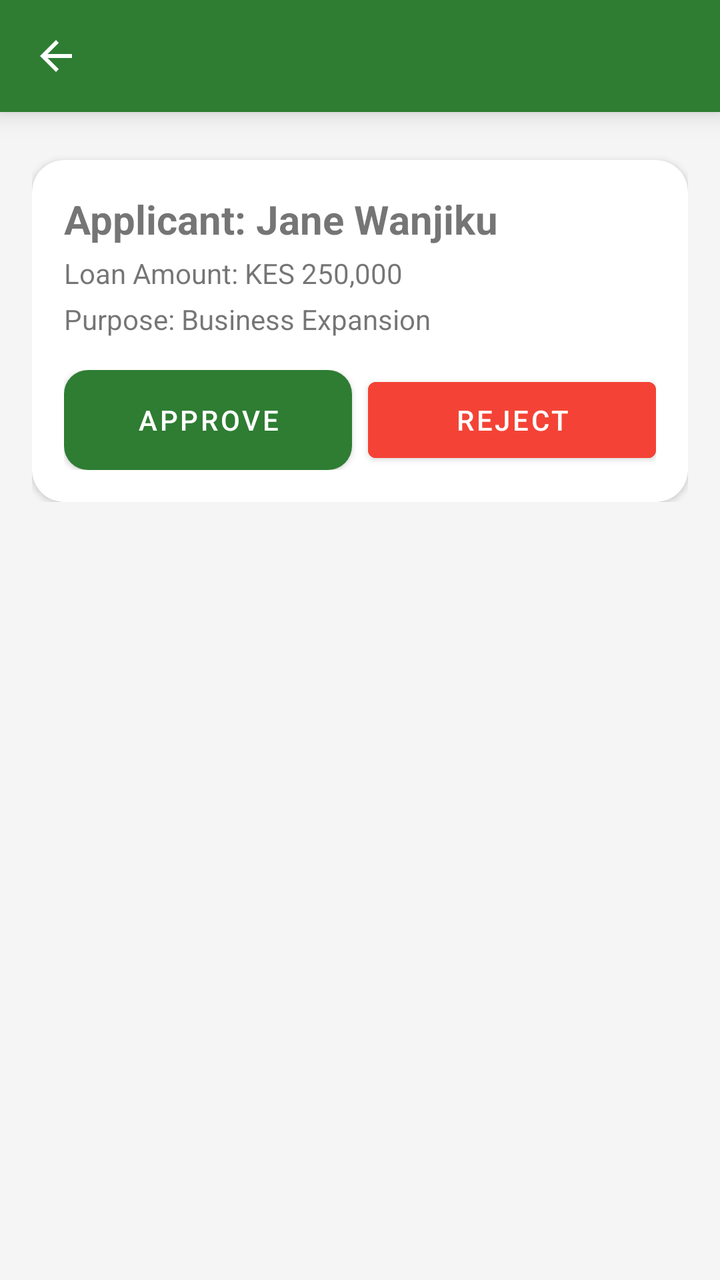
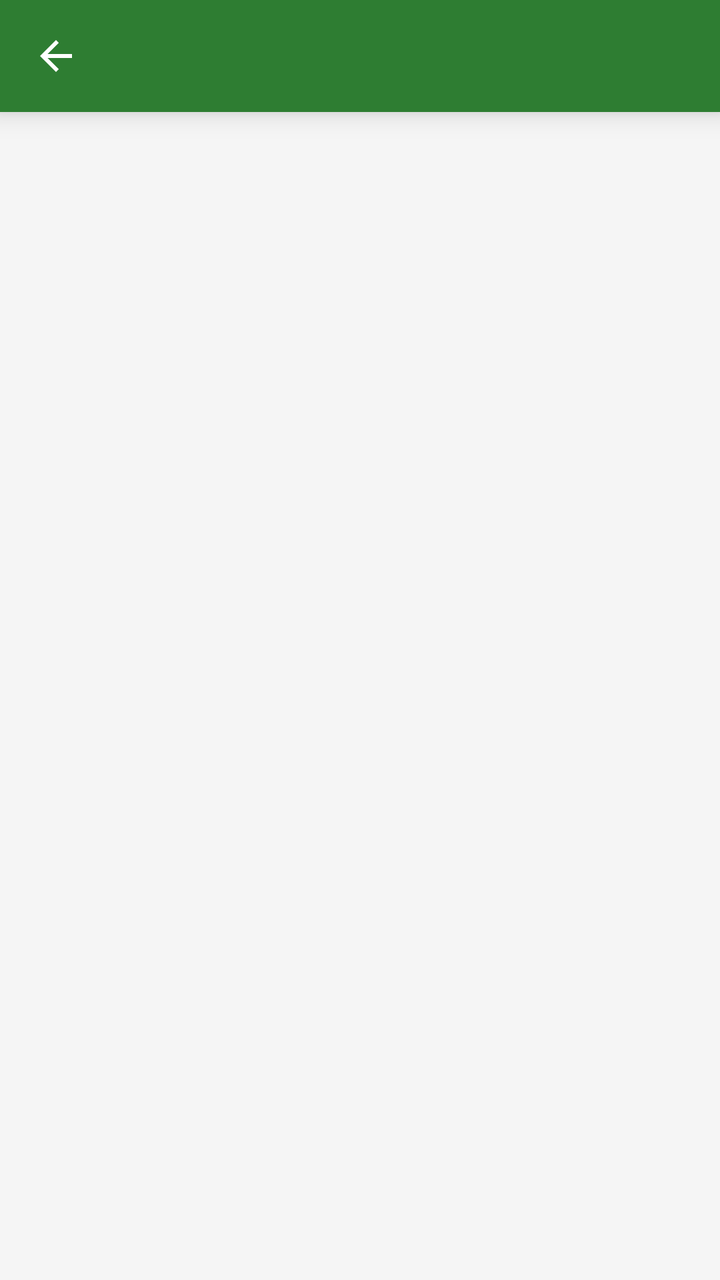

An Android layout rendered at two revisions. The XML below is the earlier revision; the diff shows what the commit changed to produce the second picture.
<!-- AndroidManifest.xml: application theme Theme.JiSaveSacco -->
<!-- res/layout/activity_loan_management.xml -->
<?xml version="1.0" encoding="utf-8"?>
<LinearLayout xmlns:android="http://schemas.android.com/apk/res/android"
    xmlns:app="http://schemas.android.com/apk/res-auto"
    android:layout_width="match_parent"
    android:layout_height="match_parent"
    android:orientation="vertical"
    android:fitsSystemWindows="true">

    <include layout="@layout/toolbar" />

    <ScrollView
        android:layout_width="match_parent"
        android:layout_height="match_parent"
        android:background="@color/background">

        <LinearLayout
            android:layout_width="match_parent"
            android:layout_height="wrap_content"
            android:orientation="vertical"
            android:padding="16dp">

            <androidx.cardview.widget.CardView
                android:layout_width="match_parent"
                android:layout_height="wrap_content"
                android:layout_marginTop="8dp"
                app:cardCornerRadius="16dp">

                <LinearLayout
                    android:layout_width="match_parent"
                    android:layout_height="wrap_content"
                    android:orientation="vertical"
                    android:padding="16dp">

                    <TextView
                        android:layout_width="wrap_content"
                        android:layout_height="wrap_content"
                        android:text="Applicant: Jane Wanjiku"
                        android:textStyle="bold"
                        android:textSize="20sp"/>

                    <TextView
                        android:layout_width="wrap_content"
                        android:layout_height="wrap_content"
                        android:layout_marginTop="4dp"
                        android:text="Loan Amount: KES 250,000"/>

                    <TextView
                        android:layout_width="wrap_content"
                        android:layout_height="wrap_content"
                        android:layout_marginTop="4dp"
                        android:text="Purpose: Business Expansion"/>

                    <LinearLayout
                        android:layout_width="match_parent"
                        android:layout_height="wrap_content"
                        android:layout_marginTop="16dp"
                        android:orientation="horizontal">

                        <Button
                            android:id="@+id/btnApproveLoan"
                            android:layout_width="0dp"
                            android:layout_height="50dp"
                            android:layout_weight="1"
                            android:text="APPROVE"
                            android:textColor="@color/white"
                            android:background="@drawable/rounded_button"/>

                        <Button
                            android:id="@+id/btnRejectLoan"
                            android:layout_width="0dp"
                            android:layout_height="50dp"
                            android:layout_weight="1"
                            android:layout_marginStart="8dp"
                            android:text="REJECT"
                            android:textColor="@color/white"
                            android:backgroundTint="@color/error"/>

                    </LinearLayout>

                </LinearLayout>

            </androidx.cardview.widget.CardView>

        </LinearLayout>

    </ScrollView>
</LinearLayout>
<!-- res/layout/toolbar.xml (included above) -->
<?xml version="1.0" encoding="utf-8"?>
<com.google.android.material.appbar.MaterialToolbar
    xmlns:android="http://schemas.android.com/apk/res/android"
    xmlns:app="http://schemas.android.com/apk/res-auto"
    android:id="@+id/toolbar"
    android:layout_width="match_parent"
    android:layout_height="56dp"
    android:background="@color/primaryGreen"
    android:elevation="8dp"
    android:theme="@style/ThemeOverlay.MaterialComponents.Dark.ActionBar"
    app:titleCentered="true"
    app:titleTextColor="@color/white"

    app:navigationIcon="?attr/homeAsUpIndicator"
    app:navigationIconTint="@color/white" />
<!-- resources referenced by this layout -->
<resources>
  <color name="background">#F5F5F5</color>
  <color name="error">#F44336</color>
  <color name="primaryGreen">#2E7D32</color>
  <color name="white">#FFFFFF</color>
  <!-- drawable rounded_button (drawable) -->
  <?xml version="1.0" encoding="utf-8"?>
  <shape xmlns:android="http://schemas.android.com/apk/res/android">
  
      <solid android:color="@color/primaryGreen"/>
  
      <corners android:radius="12dp"/>
  
  </shape>
  <style name="Theme.JiSaveSacco" parent="Theme.MaterialComponents.DayNight.NoActionBar">
  
          <item name="colorPrimary">@color/primaryGreen</item>
          <item name="colorPrimaryVariant">@color/primaryDarkGreen</item>
          <item name="colorOnPrimary">@color/white</item>
  
          <item name="colorSecondary">@color/gold</item>
          <item name="colorSecondaryVariant">@color/gold</item>
          <item name="colorOnSecondary">@color/black</item>
  
          <item name="android:statusBarColor">@color/primaryDarkGreen</item>
  
      </style>
  <color name="primaryDarkGreen">#1B5E20</color>
  <color name="gold">#FFC107</color>
  <color name="black">#212121</color>
</resources>

<!-- the commit's change to res/layout/activity_loan_management.xml (unified diff, before → after) -->
@@ -8,80 +8,28 @@
 
     <include layout="@layout/toolbar" />
 
+    <TextView
+        android:id="@+id/txtNoPendingLoans"
+        android:layout_width="wrap_content"
+        android:layout_height="wrap_content"
+        android:layout_gravity="center"
+        android:layout_marginTop="40dp"
+        android:text="No pending loan applications found."
+        android:textSize="16sp"
+        android:textColor="@color/textGray"
+        android:visibility="gone"/>
+
     <ScrollView
         android:layout_width="match_parent"
         android:layout_height="match_parent"
         android:background="@color/background">
 
         <LinearLayout
+            android:id="@+id/containerLoanApplications"
             android:layout_width="match_parent"
             android:layout_height="wrap_content"
             android:orientation="vertical"
-            android:padding="16dp">
-
-            <androidx.cardview.widget.CardView
-                android:layout_width="match_parent"
-                android:layout_height="wrap_content"
-                android:layout_marginTop="8dp"
-                app:cardCornerRadius="16dp">
-
-                <LinearLayout
-                    android:layout_width="match_parent"
-                    android:layout_height="wrap_content"
-                    android:orientation="vertical"
-                    android:padding="16dp">
-
-                    <TextView
-                        android:layout_width="wrap_content"
-                        android:layout_height="wrap_content"
-                        android:text="Applicant: Jane Wanjiku"
-                        android:textStyle="bold"
-                        android:textSize="20sp"/>
-
-                    <TextView
-                        android:layout_width="wrap_content"
-                        android:layout_height="wrap_content"
-                        android:layout_marginTop="4dp"
-                        android:text="Loan Amount: KES 250,000"/>
-
-                    <TextView
-                        android:layout_width="wrap_content"
-                        android:layout_height="wrap_content"
-                        android:layout_marginTop="4dp"
-                        android:text="Purpose: Business Expansion"/>
-
-                    <LinearLayout
-                        android:layout_width="match_parent"
-                        android:layout_height="wrap_content"
-                        android:layout_marginTop="16dp"
-                        android:orientation="horizontal">
-
-                        <Button
-                            android:id="@+id/btnApproveLoan"
-                            android:layout_width="0dp"
-                            android:layout_height="50dp"
-                            android:layout_weight="1"
-                            android:text="APPROVE"
-                            android:textColor="@color/white"
-                            android:background="@drawable/rounded_button"/>
-
-                        <Button
-                            android:id="@+id/btnRejectLoan"
-                            android:layout_width="0dp"
-                            android:layout_height="50dp"
-                            android:layout_weight="1"
-                            android:layout_marginStart="8dp"
-                            android:text="REJECT"
-                            android:textColor="@color/white"
-                            android:backgroundTint="@color/error"/>
-
-                    </LinearLayout>
-
-                </LinearLayout>
-
-            </androidx.cardview.widget.CardView>
-
-        </LinearLayout>
+            android:padding="16dp" />
 
     </ScrollView>
 </LinearLayout>
<!-- resource entries referenced after the edit -->
@@ -1,18 +1,9 @@
 <!-- resources referenced by this layout -->
 <resources>
   <color name="background">#F5F5F5</color>
-  <color name="error">#F44336</color>
   <color name="primaryGreen">#2E7D32</color>
+  <color name="textGray">#757575</color>
   <color name="white">#FFFFFF</color>
-  <!-- drawable rounded_button (drawable) -->
-  <?xml version="1.0" encoding="utf-8"?>
-  <shape xmlns:android="http://schemas.android.com/apk/res/android">
-  
-      <solid android:color="@color/primaryGreen"/>
-  
-      <corners android:radius="12dp"/>
-  
-  </shape>
   <style name="Theme.JiSaveSacco" parent="Theme.MaterialComponents.DayNight.NoActionBar">
   
           <item name="colorPrimary">@color/primaryGreen</item>
